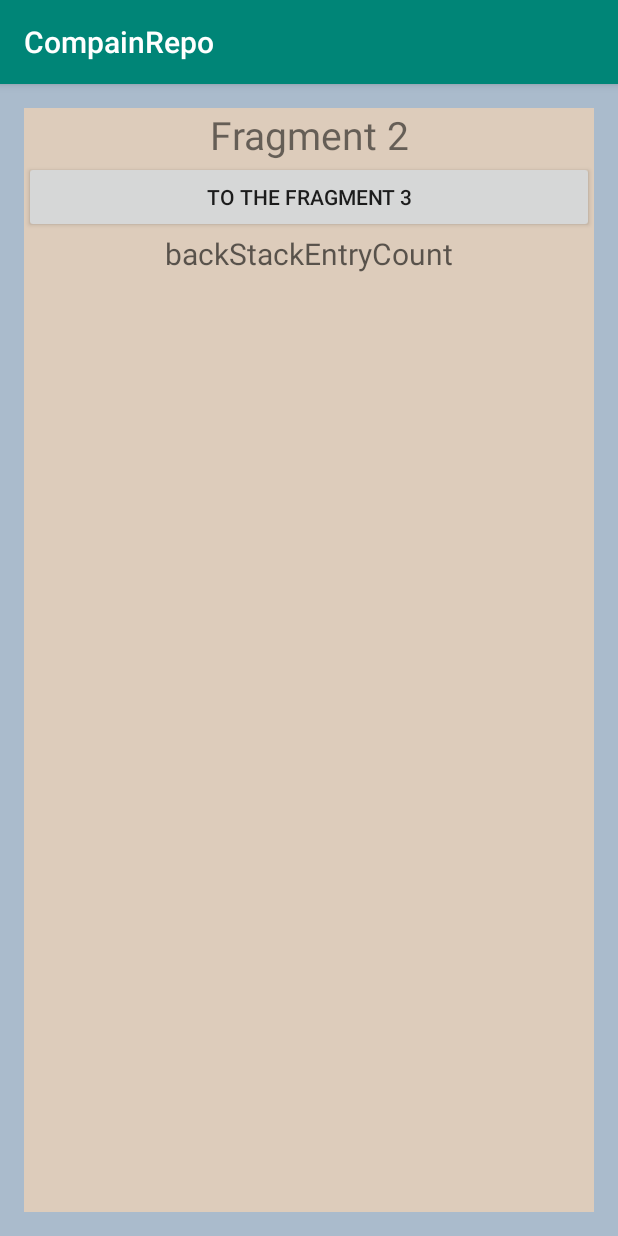
After one commit to masster001/CompainRepo, an Android app: the fragment PavelMain20Frg2 placed in its activity, on a phone screen of 412 x 824 dp. The commit adds this screen. Run offline under Robolectric (Android 15) with nearby library versions, the phone set to English and light mode, and no system bars.

Commit message:
Pavel add homeWork 20

```diff
--- a/app/src/main/AndroidManifest.xml
+++ b/app/src/main/AndroidManifest.xml
@@ -9,9 +9,11 @@
             android:roundIcon="@mipmap/ic_launcher_round"
             android:supportsRtl="true"
             android:theme="@style/AppTheme">
-        <activity android:name=".PavelActivityTwo">
+        <activity android:name=".Pavel_Activity.main20.PavelMain20Activity">
         </activity>
-        <activity android:name=".PavelActivityOne">
+        <activity android:name=".Pavel_Activity.PavelActivityTwo">
+        </activity>
+        <activity android:name=".Pavel_Activity.PavelMainActivity">
         </activity>
         <activity android:name=".MainActivity">
             <intent-filter>
--- a/app/src/main/java/com/masstersoft/compainrepo/MainActivity.kt
+++ b/app/src/main/java/com/masstersoft/compainrepo/MainActivity.kt
@@ -3,9 +3,9 @@ package com.masstersoft.compainrepo
 import android.content.Intent
 import androidx.appcompat.app.AppCompatActivity
 import android.os.Bundle
+import com.masstersoft.compainrepo.Pavel_Activity.PavelMainActivity
 import kotlinx.android.synthetic.main.activity_main.*
 import kotlinx.android.synthetic.main.activity_main.btn1
-import kotlinx.android.synthetic.main.activity_pavel_one.*
 
 class MainActivity : AppCompatActivity() {
 
@@ -19,7 +19,7 @@ class MainActivity : AppCompatActivity() {
         }
 
         btn2.setOnClickListener {
-            startActivity(Intent(this, PavelActivityOne::class.java))
+            startActivity(Intent(this, PavelMainActivity::class.java))
         }
     }
 
--- a/app/src/main/java/com/masstersoft/compainrepo/PavelActivityTwo.kt
+++ b/app/src/main/java/com/masstersoft/compainrepo/Pavel_Activity/PavelActivityTwo.kt
@@ -1,7 +1,8 @@
-package com.masstersoft.compainrepo
+package com.masstersoft.compainrepo.Pavel_Activity
 
 import androidx.appcompat.app.AppCompatActivity
 import android.os.Bundle
+import com.masstersoft.compainrepo.R
 
 class PavelActivityTwo : AppCompatActivity() {
 
--- /dev/null
+++ b/app/src/main/java/com/masstersoft/compainrepo/Pavel_Activity/main20/PavelMain20Activity.kt
@@ -0,0 +1,66 @@
+package com.masstersoft.compainrepo.Pavel_Activity.main20
+
+import androidx.appcompat.app.AppCompatActivity
+import android.os.Bundle
+import androidx.fragment.app.Fragment
+import androidx.fragment.app.FragmentManager
+import com.masstersoft.compainrepo.R
+
+class PavelMain20Activity : AppCompatActivity(), PavelMain20NFI {
+
+
+    override fun onCreate(savedInstanceState: Bundle?) {
+        super.onCreate(savedInstanceState)
+        setContentView(R.layout.activity_pavel_main_20)
+
+//        supportFragmentManager
+//            .beginTransaction()
+//            .add(R.id.content, Fragmeny_1())
+//            .addToBackStack("frg")
+//            .commit()
+
+        supportFragmentManager
+            .beginTransaction()
+            .replace(R.id.content, PavelMain20Frg1())
+            .addToBackStack("frg")
+            .commit()
+    }
+
+
+    override fun nextFragment(frg: Fragment) {
+        if (frg is PavelMain20Frg1) {
+            supportFragmentManager.popBackStack(null, FragmentManager.POP_BACK_STACK_INCLUSIVE)
+        }
+
+        supportFragmentManager
+            .beginTransaction()
+            .add(R.id.content, frg)
+            .addToBackStack(frg.toString())
+            .commit()
+        printBackStack()
+
+//        supportFragmentManager
+//            .beginTransaction()
+//            .replace(R.id.content, frg)
+//            .addToBackStack(frg.toString())
+//            .commit()
+//        printBackStack()
+    }
+
+    fun printBackStack() {
+        println("mylogs количество фрагментов в BACKSTAK = ${supportFragmentManager.backStackEntryCount}")
+
+    }
+
+    override fun onBackPressed() {
+
+        if (supportFragmentManager.backStackEntryCount == 1) {
+            println("mylogs нажали кнопка Back, Activity finish()")
+            finish()
+        } else {
+            super.onBackPressed()
+            println("mylogs нажали кнопка Back в BACKSTACK осталось = ${supportFragmentManager.backStackEntryCount}")
+        }
+    }
+
+}
--- /dev/null
+++ b/app/src/main/java/com/masstersoft/compainrepo/Pavel_Activity/main20/PavelMain20Frg1.kt
@@ -0,0 +1,43 @@
+package com.masstersoft.compainrepo.Pavel_Activity.main20
+
+import android.content.Context
+import android.os.Bundle
+import android.util.Log
+import android.view.LayoutInflater
+import android.view.View
+import android.view.ViewGroup
+import androidx.fragment.app.Fragment
+import com.masstersoft.compainrepo.R
+import kotlinx.android.synthetic.main.activity_pavel_main_20_frg_1.*
+
+class PavelMain20Frg1 : Fragment() {
+
+    var listener: PavelMain20NFI? = null
+
+    override fun onAttach(context: Context?) {
+        super.onAttach(context)
+
+        if (activity is PavelMain20NFI) listener = activity as PavelMain20NFI
+    }
+
+    override fun onCreateView(inflater: LayoutInflater, container: ViewGroup?, savedInstanceState: Bundle?): View? {
+        Log.d("mylogs", "Запущен fragment 1.")
+        return inflater.inflate(R.layout.activity_pavel_main_20_frg_1, container, false)
+    }
+
+    override fun onViewCreated(view: View, savedInstanceState: Bundle?) {
+        super.onViewCreated(view, savedInstanceState)
+
+        init()
+    }
+
+    fun init() {
+        btn1.setOnClickListener {
+            if (listener != null) {
+                (listener as PavelMain20NFI).nextFragment(PavelMain20Frg2())
+                Log.d("mylogs", " Нажали кнопку To the fragment 2.")
+            }
+        }
+    }
+
+}
--- /dev/null
+++ b/app/src/main/java/com/masstersoft/compainrepo/Pavel_Activity/main20/PavelMain20Frg2.kt
@@ -0,0 +1,42 @@
+package com.masstersoft.compainrepo.Pavel_Activity.main20
+
+import android.content.Context
+import android.os.Bundle
+import android.util.Log
+import android.view.LayoutInflater
+import android.view.View
+import android.view.ViewGroup
+import androidx.fragment.app.Fragment
+import com.masstersoft.compainrepo.R
+import kotlinx.android.synthetic.main.activity_pavel_main_20_frg_2.*
+
+class PavelMain20Frg2 : Fragment() {
+
+    var listener: PavelMain20NFI? = null
+
+    override fun onAttach(context: Context?) {
+        super.onAttach(context)
+
+        if (activity is PavelMain20NFI) listener = activity as PavelMain20NFI
+    }
+
+    override fun onCreateView(inflater: LayoutInflater, container: ViewGroup?, savedInstanceState: Bundle?): View? {
+        Log.d("mylogs", "Запущен fragment 2.")
+        return inflater.inflate(R.layout.activity_pavel_main_20_frg_2, container, false)
+    }
+
+    override fun onViewCreated(view: View, savedInstanceState: Bundle?) {
+        super.onViewCreated(view, savedInstanceState)
+
+        init()
+    }
+
+    fun init() {
+        btn1.setOnClickListener {
+            if (listener != null) {
+                (listener as PavelMain20NFI).nextFragment(PavelMain20Frg3())
+                Log.d("mylogs", " Нажали кнопку To the fragment 3.")
+            }
+        }
+    }
+}
--- /dev/null
+++ b/app/src/main/java/com/masstersoft/compainrepo/Pavel_Activity/main20/PavelMain20NFI.kt
@@ -0,0 +1,7 @@
+package com.masstersoft.compainrepo.Pavel_Activity.main20
+
+import androidx.fragment.app.Fragment
+
+interface PavelMain20NFI {
+    fun nextFragment(frg: Fragment)
+}
--- /dev/null
+++ b/app/src/main/res/layout/activity_pavel_main_20.xml
@@ -0,0 +1,10 @@
+<?xml version="1.0" encoding="utf-8"?>
+<FrameLayout
+        xmlns:android="http://schemas.android.com/apk/res/android"
+        android:id="@+id/content"
+        android:layout_width="match_parent"
+        android:layout_height="match_parent"
+        android:padding="16dp"
+        android:background="#aabbcc">
+
+</FrameLayout>
--- /dev/null
+++ b/app/src/main/res/layout/activity_pavel_main_20_frg_2.xml
@@ -0,0 +1,30 @@
+<?xml version="1.0" encoding="utf-8"?>
+<LinearLayout xmlns:android="http://schemas.android.com/apk/res/android"
+              android:orientation="vertical"
+              android:layout_width="match_parent"
+              android:layout_height="match_parent"
+              android:background="#ddccbb">
+
+    <TextView
+            android:id="@+id/fragmentName"
+            android:text="Fragment 2"
+            android:textSize="26dp"
+            android:textAlignment="center"
+            android:layout_width="match_parent"
+            android:layout_height="wrap_content"/>
+
+    <Button
+            android:id="@+id/btn1"
+            android:text="To the fragment 3"
+            android:layout_width="match_parent"
+            android:layout_height="wrap_content"/>
+    <TextView
+            android:hint="backStackEntryCount"
+            android:id="@+id/tvfrg1"
+            android:textAlignment="center"
+            android:textSize="20dp"
+            android:textColor="@android:color/holo_red_light"
+            android:layout_width="match_parent"
+            android:layout_height="wrap_content"/>
+
+</LinearLayout>
--- a/app/src/main/res/layout/activity_pavel_two.xml
+++ b/app/src/main/res/layout/activity_pavel_two.xml
@@ -5,6 +5,6 @@
         xmlns:app="http://schemas.android.com/apk/res-auto"
         android:layout_width="match_parent"
         android:layout_height="match_parent"
-        tools:context=".PavelActivityTwo">
+        tools:context=".Pavel_Activity.PavelActivityTwo">
 
 </androidx.constraintlayout.widget.ConstraintLayout>
```
Also changed, not shown: app/src/main/java/com/masstersoft/compainrepo/Pavel_Activity/PavelMainActivity.kt (renamed from app/src/main/java/com/masstersoft/compainrepo/PavelActivityOne.kt, +6 -5 lines), app/src/main/java/com/masstersoft/compainrepo/Pavel_Activity/main20/PavelMain20Frg3.kt (added, +43 -0 lines), app/src/main/res/layout/activity_pavel_main_20_frg_1.xml (added, +30 -0 lines), app/src/main/res/layout/activity_pavel_main_20_frg_3.xml (added, +30 -0 lines), app/src/main/res/layout/activity_pavel_one.xml (+5 -4 lines).
